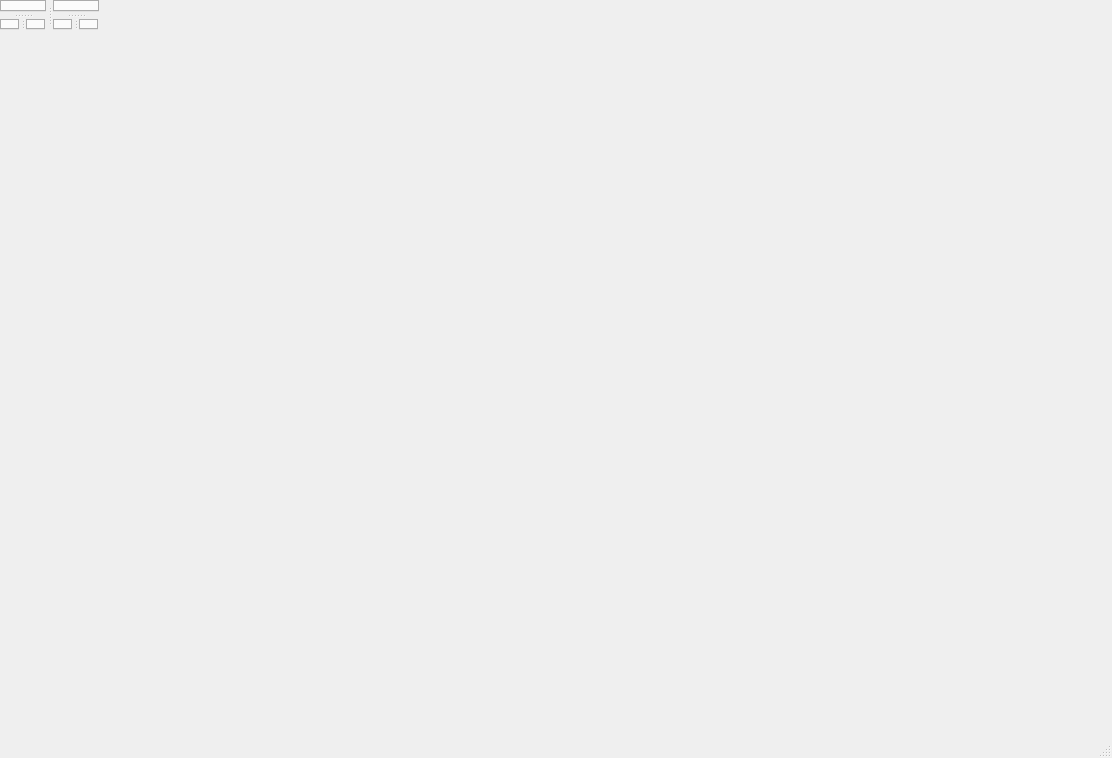
First picture: the form in damaker_gui/ui/MainWindowV2.ui, repository sebbeutler/DAMAKER_old, before the edit.
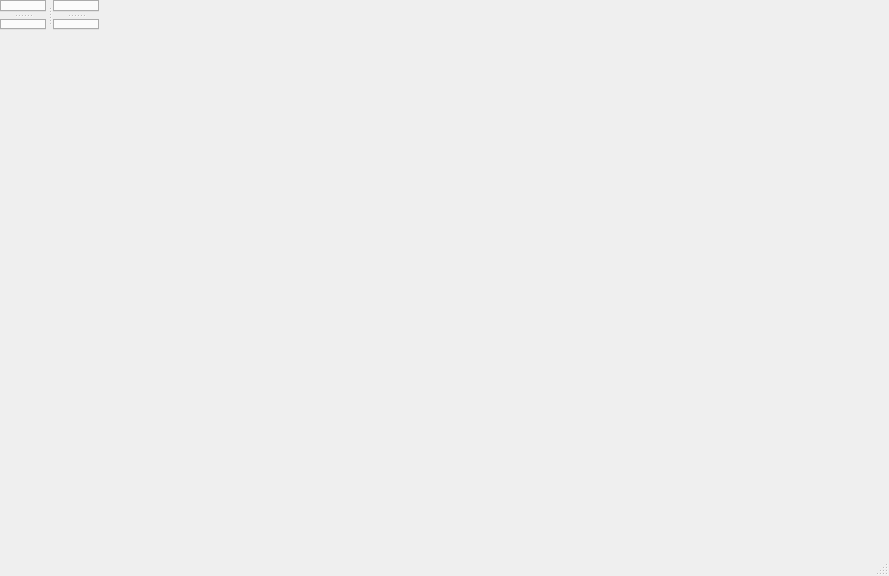
Second picture: the form after the edit. Icons and pictures are not drawn. Custom widgets are drawn as their Qt base class.

The edit to the form file:
```diff
--- a/damaker_gui/ui/MainWindowV2.ui
+++ b/damaker_gui/ui/MainWindowV2.ui
@@ -6,8 +6,8 @@
    <rect>
     <x>0</x>
     <y>0</y>
-    <width>1112</width>
-    <height>758</height>
+    <width>889</width>
+    <height>576</height>
    </rect>
   </property>
   <property name="sizePolicy">
@@ -82,18 +82,7 @@
      <property name="handleWidth">
       <number>7</number>
      </property>
-     <widget class="ContentDock" name="dock1_2">
-      <property name="sizePolicy">
-       <sizepolicy hsizetype="Preferred" vsizetype="Preferred">
-        <horstretch>0</horstretch>
-        <verstretch>0</verstretch>
-       </sizepolicy>
-      </property>
-      <property name="styleSheet">
-       <string notr="true"/>
-      </property>
-     </widget>
-     <widget class="ContentDock" name="dock1_3">
+     <widget class="ContentDock" name="dock3">
       <property name="sizePolicy">
        <sizepolicy hsizetype="Preferred" vsizetype="Preferred">
         <horstretch>0</horstretch>
@@ -149,18 +138,7 @@
      <property name="handleWidth">
       <number>7</number>
      </property>
-     <widget class="ContentDock" name="dock2_2">
-      <property name="sizePolicy">
-       <sizepolicy hsizetype="Preferred" vsizetype="Preferred">
-        <horstretch>0</horstretch>
-        <verstretch>0</verstretch>
-       </sizepolicy>
-      </property>
-      <property name="styleSheet">
-       <string notr="true"/>
-      </property>
-     </widget>
-     <widget class="ContentDock" name="dock2_3">
+     <widget class="ContentDock" name="dock4">
       <property name="sizePolicy">
        <sizepolicy hsizetype="Preferred" vsizetype="Preferred">
         <horstretch>0</horstretch>
```
Left out of the diff: 6 changed lines with no effect on the pictures.
